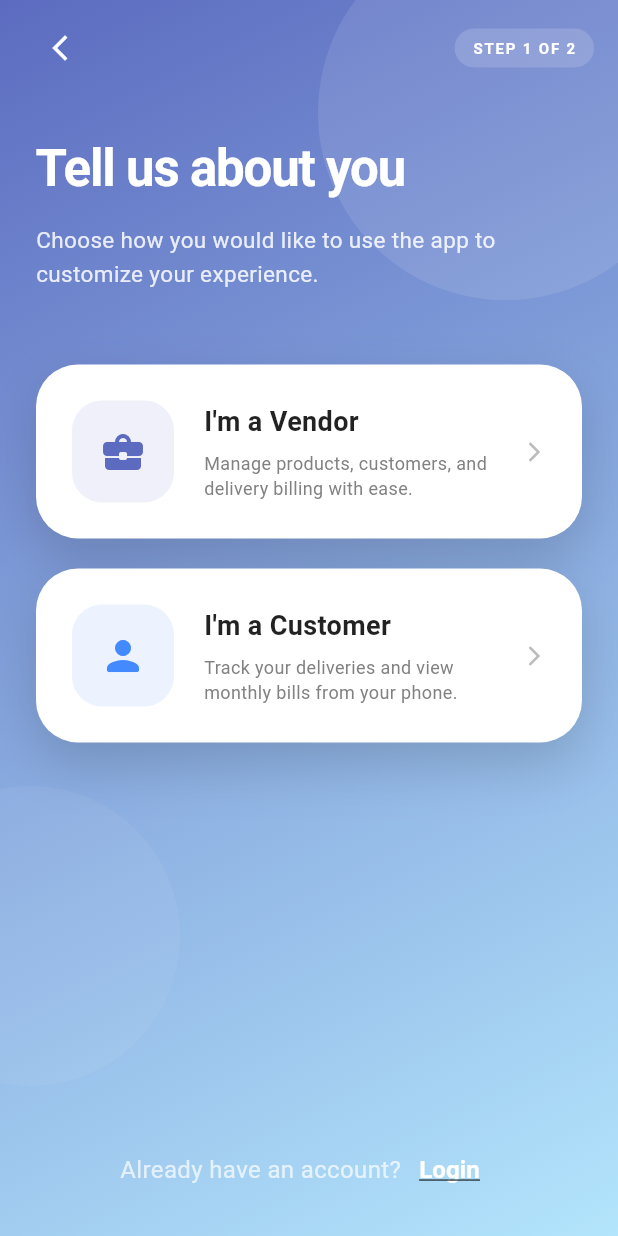
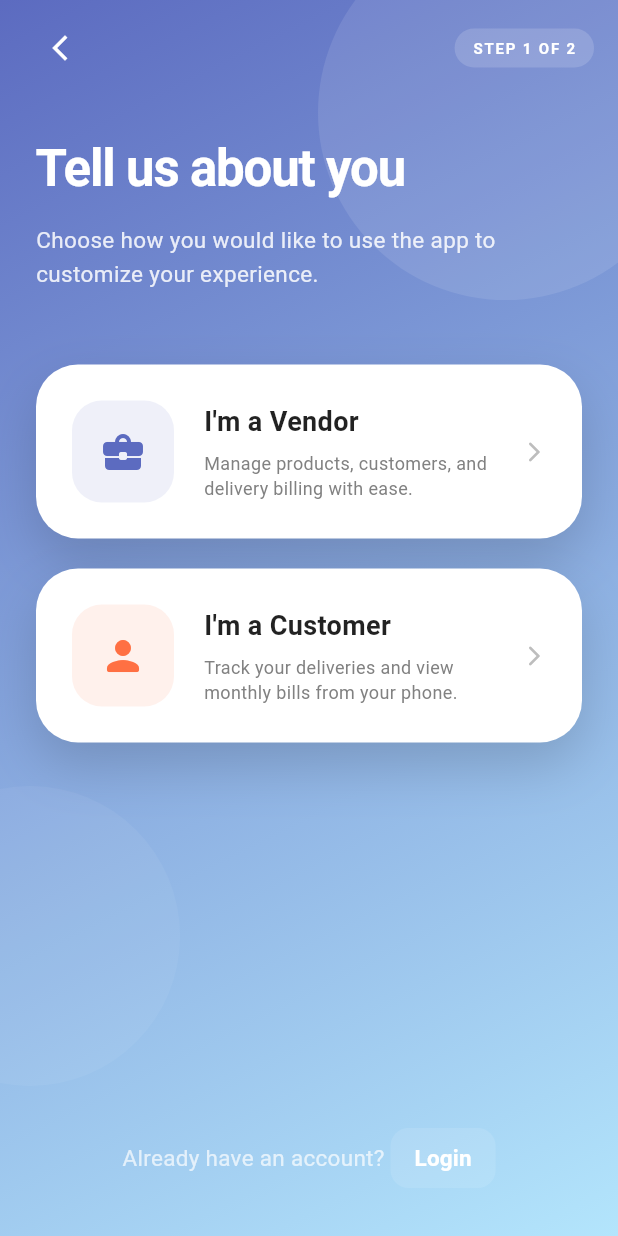
Before and after one commit to jignasa06/daily-delivery-manager, a Flutter app: the RoleSelectionScreen screen opened by its route, on a phone screen of 412 x 824 dp. Run offline on Flutter 3.47's test engine with Material 3 defaults, Android fonts, the phone set to English and light mode, and no system bars; our stand-ins replace cloud_firestore, firebase_auth, firebase_core, get, google_fonts; accounts and stored records are empty; statements that could not run were skipped.

Commit message:
style: enhance UI with premium coral accents and iOS-style navigation

```diff
--- a/lib/features/auth/presentation/screens/role_selection_screen.dart
+++ b/lib/features/auth/presentation/screens/role_selection_screen.dart
@@ -119,7 +119,7 @@ class RoleSelectionScreen extends StatelessWidget {
                                 'Track your deliveries and view monthly bills from your phone.',
                             icon: Icons.person_rounded,
                             role: AppStrings.roleUser,
-                            accentColor: Colors.blueAccent,
+                            accentColor: const Color(0xFFFF7043), // Premium Coral accent
                           ),
                           const Spacer(),
                           _buildFooter(),
@@ -206,29 +206,40 @@ class RoleSelectionScreen extends StatelessWidget {
   }
 
   Widget _buildFooter() {
-    return Row(
+    return Container(
+      padding: const EdgeInsets.symmetric(vertical: 8),
+      child: Row(
         mainAxisAlignment: MainAxisAlignment.center,
         children: [
           Text(
             'Already have an account?',
             style: TextStyle(
               color: Colors.white.withValues(alpha: 0.7),
-            fontSize: 16,
+              fontSize: 15,
+              letterSpacing: 0.2,
             ),
           ),
+          const SizedBox(width: 4),
           TextButton(
             onPressed: () => Get.offAllNamed('/login'),
+            style: TextButton.styleFrom(
+              padding: const EdgeInsets.symmetric(horizontal: 16, vertical: 8),
+              backgroundColor: Colors.white.withValues(alpha: 0.1),
+              shape: RoundedRectangleBorder(
+                borderRadius: BorderRadius.circular(12),
+              ),
+            ),
             child: const Text(
               'Login',
               style: TextStyle(
                 color: Colors.white,
                 fontWeight: FontWeight.bold,
-              fontSize: 16,
-              decoration: TextDecoration.underline,
+                fontSize: 15,
               ),
             ),
           ),
         ],
+      ),
     );
   }
 }
--- a/lib/features/vendor/dashboard/presentation/screens/admin_requests_screen.dart
+++ b/lib/features/vendor/dashboard/presentation/screens/admin_requests_screen.dart
@@ -30,6 +30,10 @@ class _AdminRequestsScreenState extends State<AdminRequestsScreen>
   Widget build(BuildContext context) {
     return Scaffold(
       appBar: AppBar(
+        leading: IconButton(
+          icon: const Icon(Icons.arrow_back_ios_new, size: 20),
+          onPressed: () => Get.back(),
+        ),
         title: const Text('Customer Requests',
             style: TextStyle(color: Colors.white, fontWeight: FontWeight.bold)),
         backgroundColor: AppColors.primary,
--- a/lib/features/vendor/dashboard/presentation/screens/vendor_profile_screen.dart
+++ b/lib/features/vendor/dashboard/presentation/screens/vendor_profile_screen.dart
@@ -75,6 +75,10 @@ class _VendorProfileScreenState extends State<VendorProfileScreen> {
     return Scaffold(
       backgroundColor: Colors.white,
       appBar: AppBar(
+        leading: IconButton(
+          icon: const Icon(Icons.arrow_back_ios_new, size: 20),
+          onPressed: () => Get.back(),
+        ),
         title: const Text('Business Profile', style: TextStyle(color: Colors.white, fontWeight: FontWeight.bold)),
         backgroundColor: AppColors.primary,
         iconTheme: const IconThemeData(color: Colors.white),
```
Also changed, not shown: lib/features/auth/presentation/screens/signup_screen.dart (+19 -5 lines). Lines whose indentation alone changed are shown as unchanged.
